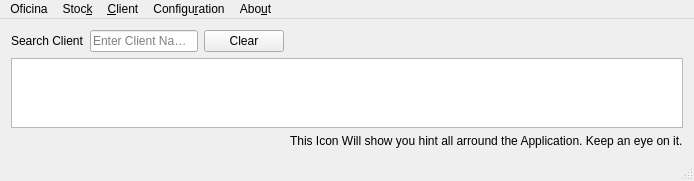
Old version of the form Main_Window.ui in the repository bedi1982/Oficina.
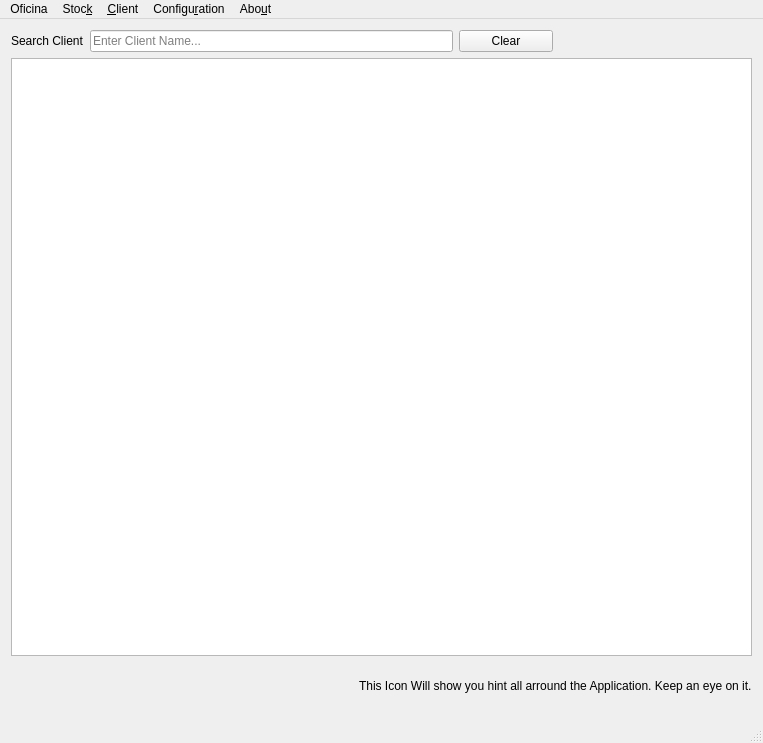
New version of the form. Icons and pictures are not drawn.

Diff of the .ui file:
```diff
--- a/Main_Window.ui
+++ b/Main_Window.ui
@@ -5,6 +5,14 @@
   <property name="enabled">
    <bool>true</bool>
   </property>
+  <property name="geometry">
+   <rect>
+    <x>0</x>
+    <y>0</y>
+    <width>763</width>
+    <height>743</height>
+   </rect>
+  </property>
   <property name="windowTitle">
    <string>Oficina 0.2</string>
   </property>
@@ -14,7 +22,44 @@
   </property>
   <widget class="QWidget" name="centralWidget">
    <layout class="QGridLayout" name="gridLayout_4">
-    <item row="4" column="8" colspan="3">
+    <item row="1" column="0" rowspan="3" colspan="12">
+     <widget class="QTableView" name="tbl_Client_List">
+      <property name="sizePolicy">
+       <sizepolicy hsizetype="Expanding" vsizetype="Expanding">
+        <horstretch>0</horstretch>
+        <verstretch>0</verstretch>
+       </sizepolicy>
+      </property>
+      <property name="toolTip">
+       <string/>
+      </property>
+      <property name="lineWidth">
+       <number>0</number>
+      </property>
+      <property name="horizontalScrollBarPolicy">
+       <enum>Qt::ScrollBarAsNeeded</enum>
+      </property>
+      <property name="sizeAdjustPolicy">
+       <enum>QAbstractScrollArea::AdjustToContentsOnFirstShow</enum>
+      </property>
+      <property name="editTriggers">
+       <set>QAbstractItemView::NoEditTriggers</set>
+      </property>
+      <property name="sortingEnabled">
+       <bool>true</bool>
+      </property>
+      <attribute name="horizontalHeaderCascadingSectionResizes">
+       <bool>true</bool>
+      </attribute>
+      <attribute name="verticalHeaderVisible">
+       <bool>false</bool>
+      </attribute>
+      <attribute name="verticalHeaderCascadingSectionResizes">
+       <bool>true</bool>
+      </attribute>
+     </widget>
+    </item>
+    <item row="4" column="8" colspan="4">
      <widget class="QLabel" name="label_Hint">
       <property name="text">
        <string>This Icon Will show you hint all arround the Application. Keep an eye on it.</string>
@@ -28,7 +73,7 @@
       </property>
      </widget>
     </item>
-    <item row="0" column="10">
+    <item row="0" column="11">
      <widget class="QLabel" name="lbl_Oficina">
       <property name="maximumSize">
        <size>
@@ -72,62 +117,6 @@
       </property>
      </widget>
     </item>
-    <item row="1" column="0" rowspan="3" colspan="11">
-     <widget class="QTableView" name="tbl_Client_List">
-      <property name="sizePolicy">
-       <sizepolicy hsizetype="Expanding" vsizetype="Expanding">
-        <horstretch>0</horstretch>
-        <verstretch>0</verstretch>
-       </sizepolicy>
-      </property>
-      <property name="toolTip">
-       <string/>
-      </property>
-      <property name="lineWidth">
-       <number>0</number>
-      </property>
-      <property name="horizontalScrollBarPolicy">
-       <enum>Qt::ScrollBarAsNeeded</enum>
-      </property>
-      <property name="sizeAdjustPolicy">
-       <enum>QAbstractScrollArea::AdjustToContentsOnFirstShow</enum>
-      </property>
-      <property name="editTriggers">
-       <set>QAbstractItemView::NoEditTriggers</set>
-      </property>
-      <property name="sortingEnabled">
-       <bool>true</bool>
-      </property>
-      <attribute name="horizontalHeaderCascadingSectionResizes">
-       <bool>true</bool>
-      </attribute>
-      <attribute name="verticalHeaderVisible">
-       <bool>false</bool>
-      </attribute>
-      <attribute name="verticalHeaderCascadingSectionResizes">
-       <bool>true</bool>
-      </attribute>
-     </widget>
-    </item>
-    <item row="0" column="9">
-     <widget class="QLabel" name="lbl_BigCarIcon">
-      <property name="maximumSize">
-       <size>
-        <width>150</width>
-        <height>70</height>
-       </size>
-      </property>
-      <property name="text">
-       <string/>
-      </property>
-      <property name="pixmap">
-       <pixmap resource="images/images.qrc">:/emoticons/sport-car.png</pixmap>
-      </property>
-      <property name="scaledContents">
-       <bool>true</bool>
-      </property>
-     </widget>
-    </item>
     <item row="0" column="0">
      <widget class="QLabel" name="lbl_Search">
       <property name="maximumSize">
@@ -141,7 +130,26 @@
       </property>
      </widget>
     </item>
-    <item row="0" column="7">
+    <item row="0" column="10">
+     <widget class="QLabel" name="lbl_BigCarIcon">
+      <property name="maximumSize">
+       <size>
+        <width>100</width>
+        <height>50</height>
+       </size>
+      </property>
+      <property name="text">
+       <string/>
+      </property>
+      <property name="pixmap">
+       <pixmap resource="images/images.qrc">:/emoticons/sport-car.png</pixmap>
+      </property>
+      <property name="scaledContents">
+       <bool>true</bool>
+      </property>
+     </widget>
+    </item>
+    <item row="0" column="9">
      <widget class="QPushButton" name="Clear_Button">
       <property name="text">
        <string>Clear</string>
@@ -152,7 +160,7 @@
       </property>
      </widget>
     </item>
-    <item row="0" column="1" colspan="6">
+    <item row="0" column="1" colspan="8">
      <widget class="QLineEdit" name="line_ID_or_CPG_or_Name">
       <property name="text">
        <string/>
@@ -173,7 +181,7 @@
     <rect>
      <x>0</x>
      <y>0</y>
-     <width>1280</width>
+     <width>763</width>
      <height>30</height>
     </rect>
    </property>
```
